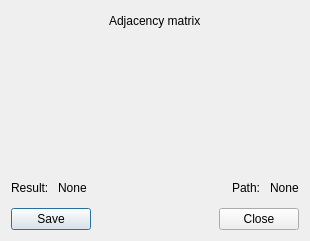
This is resultworkalgorithmform.ui in VladosYetti/CourseWork-TrafficLights-KNT-119 as Qt 5 draws it before an edit. The edited form follows.
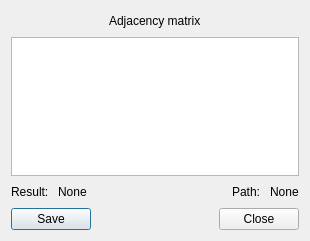
This is the edited form.

Commit message: Vladislav Horobets part 3a

Diff of the .ui file:
```diff
--- a/resultworkalgorithmform.ui
+++ b/resultworkalgorithmform.ui
@@ -73,27 +73,11 @@
          </item>
         </layout>
        </item>
-       <item>
-        <widget class="QLabel" name="matrix">
-         <property name="minimumSize">
-          <size>
-           <width>280</width>
-           <height>130</height>
-          </size>
-         </property>
-         <property name="maximumSize">
-          <size>
-           <width>280</width>
-           <height>130</height>
-          </size>
-         </property>
-         <property name="text">
-          <string/>
-         </property>
-        </widget>
-       </item>
       </layout>
      </item>
+     <item>
+      <widget class="QListWidget" name="matrixlist"/>
+     </item>
      <item>
       <layout class="QVBoxLayout" name="verticalLayout_2">
        <item>
```
The commit also changes 2 other files.
